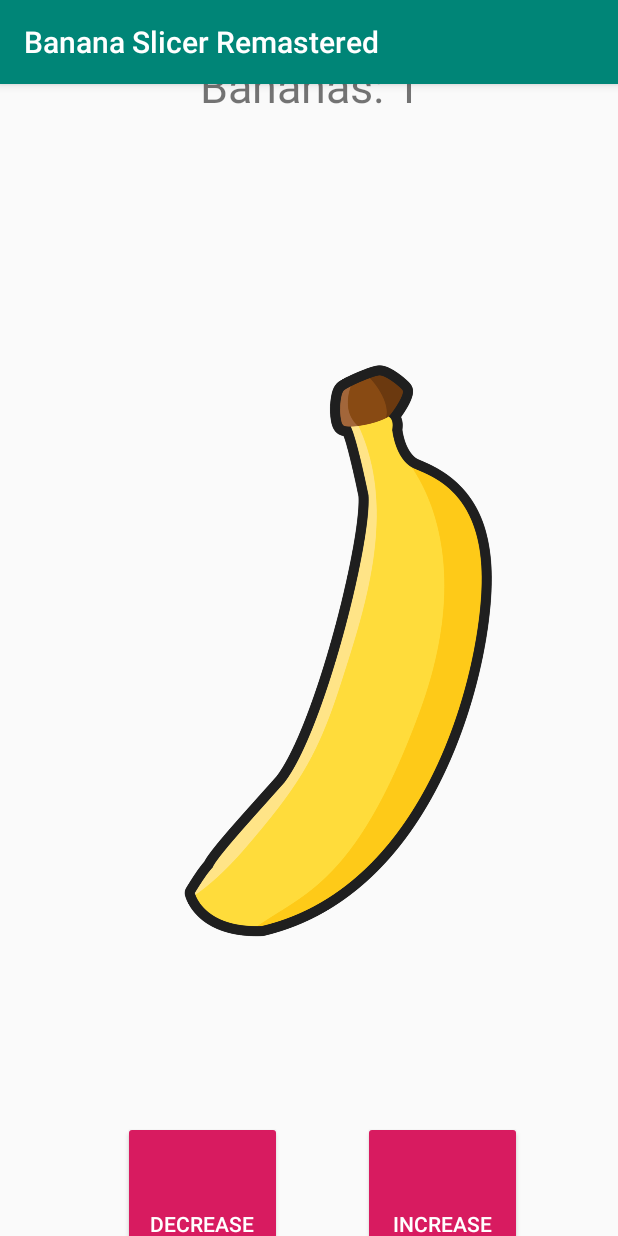
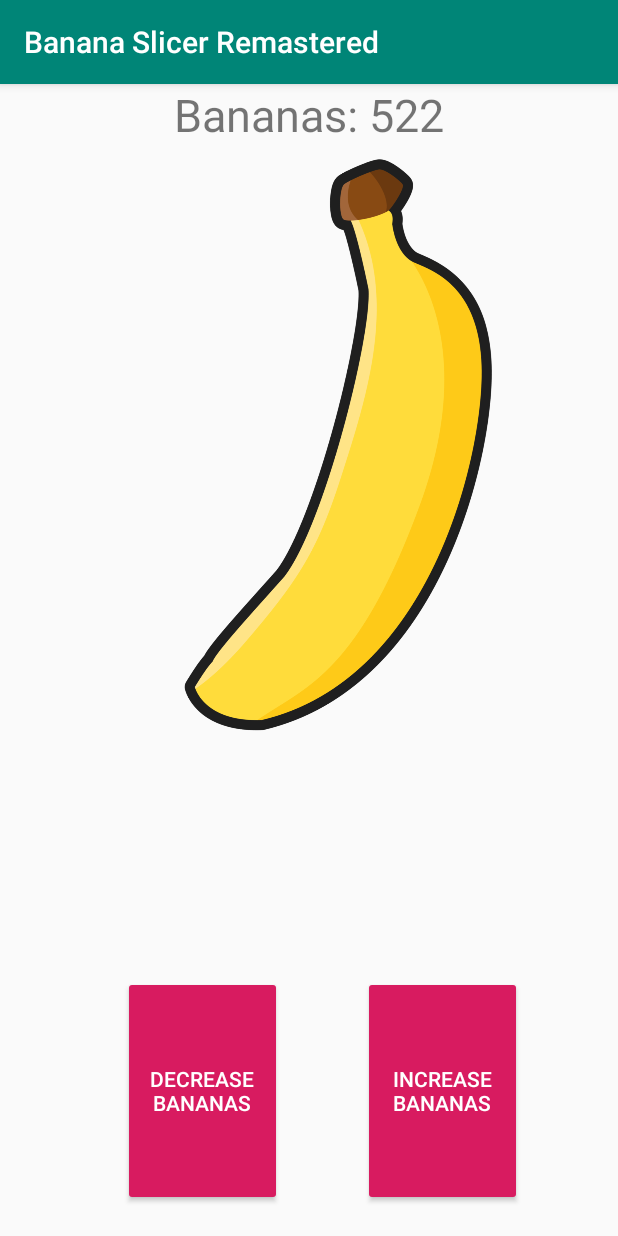
Before and after one commit to omsamara/BananaSlicerRemastered, an Android app: the screen it shows after launch (MainActivity), after a tap on "INCREASE BANANAS", on a phone screen of 412 x 824 dp. Run offline under Robolectric (Android 15) with nearby library versions, the phone set to English and light mode, and no system bars; our stand-ins replace data binding.

Commit message:
Added passive bananas with fixedRateTimer + cleaned UI a little bit

```diff
--- a/app/src/main/java/com/bman/bananaslicerremastered/ui/BananaViewModel.kt
+++ b/app/src/main/java/com/bman/bananaslicerremastered/ui/BananaViewModel.kt
@@ -1,8 +1,11 @@
 package com.bman.bananaslicerremastered.ui
 
+import android.os.Handler
+import android.os.Looper
 import androidx.lifecycle.LiveData
 import androidx.lifecycle.MutableLiveData
 import androidx.lifecycle.ViewModel
+import kotlin.concurrent.fixedRateTimer
 
 /**
  * The Model's purpose is to represent (or model) your business domain. Therefore, business logic by definition goes in the Model, not the ViewModel.
@@ -19,11 +22,22 @@ class BananaViewModel()
     val bananas: LiveData<Long>
         get() = _bananas
 
-    fun increaseBananas() {
-        _bananas.value = (_bananas.value)?.plus(1)
+    private val fixedRateTimer = fixedRateTimer(name = "", initialDelay =  0, period = 200) {
+        Handler(Looper.getMainLooper()).post{
+            increaseBananas(1)
+        }
+    }
+
+    fun increaseBananas(delta: Int) {
+        _bananas.value = (_bananas.value)?.plus(delta)
     }
 
     fun decreaseBananas() {
         _bananas.value = (_bananas.value)?.minus(1)
     }
+
+    override fun onCleared() {
+        fixedRateTimer.cancel()
+        fixedRateTimer.purge()
+    }
 }
--- a/app/src/main/java/com/bman/bananaslicerremastered/ui/MainActivity.kt
+++ b/app/src/main/java/com/bman/bananaslicerremastered/ui/MainActivity.kt
@@ -26,8 +26,8 @@ class MainActivity : AppCompatActivity() {
 
         mBinding.viewModel = viewModel
 
-        button_add_quote.setOnClickListener {
-            viewModel.increaseBananas()
+        btnIncreaseBananas.setOnClickListener {
+            viewModel.increaseBananas(500)
         }
 
         decrease_bananas.setOnClickListener {
--- a/app/src/main/res/layout/main_activity.xml
+++ b/app/src/main/res/layout/main_activity.xml
@@ -13,33 +13,41 @@
         android:layout_height="match_parent"
         tools:context=".ui.MainActivity">
 
+        <TextView
+            android:id="@+id/bananasText"
+            android:layout_width="wrap_content"
+            android:layout_height="wrap_content"
+            android:text="@{`Bananas: ` + viewModel.bananas}"
+            android:textSize="30sp"
+            app:layout_constraintStart_toStartOf="parent"
+            app:layout_constraintEnd_toEndOf="parent"
+            app:layout_constraintTop_toTopOf="parent"/>
 
         <ImageView
-            android:id="@+id/textView_quotes"
-            android:layout_width="match_parent"
-            android:layout_height="0dp"
-            android:contentDescription="Banana Image"
+            android:id="@+id/bananaImage"
+            android:layout_width="wrap_content"
+            android:layout_height="wrap_content"
             android:src="@drawable/rotated_banana"
-            app:layout_constraintBottom_toBottomOf="parent"
+            android:adjustViewBounds="true"
             app:layout_constraintEnd_toEndOf="parent"
             app:layout_constraintHorizontal_bias="0.0"
             app:layout_constraintStart_toStartOf="parent"
-            app:layout_constraintTop_toTopOf="parent"
-            app:layout_constraintVertical_bias="0.0" />
+            app:layout_constraintTop_toBottomOf="@id/bananasText"
+            android:contentDescription="TODO" />
 
         <Button
-            android:id="@+id/button_add_quote"
+            android:id="@+id/btnIncreaseBananas"
             android:layout_width="106dp"
             android:layout_height="153dp"
-            android:layout_marginTop="8dp"
             android:layout_marginEnd="64dp"
             android:layout_marginRight="64dp"
+            android:layout_marginBottom="20dp"
             android:backgroundTint="?colorAccent"
             android:text="Increase Bananas"
             android:textColor="@android:color/white"
             app:layout_constraintBottom_toBottomOf="parent"
             app:layout_constraintEnd_toEndOf="parent"
-            app:layout_constraintTop_toBottomOf="@id/textView_quotes"
+            app:layout_constraintTop_toBottomOf="@+id/bananaImage"
             app:layout_constraintVertical_bias="1.0"
             app:layout_constraintWidth_percent="0.25" />
 
@@ -50,28 +58,15 @@
             android:layout_marginTop="8dp"
             android:layout_marginEnd="224dp"
             android:layout_marginRight="224dp"
+            android:layout_marginBottom="20dp"
+            android:backgroundTint="?colorAccent"
             android:text="Decrease Bananas"
-            android:backgroundTint="?colorAccent"
             android:textColor="@android:color/white"
             app:layout_constraintBottom_toBottomOf="parent"
             app:layout_constraintEnd_toEndOf="parent"
-            app:layout_constraintTop_toBottomOf="@id/textView_quotes"
+            app:layout_constraintTop_toBottomOf="@+id/bananaImage"
             app:layout_constraintVertical_bias="1.0"
             app:layout_constraintWidth_percent="0.25" />
 
-        <TextView
-            android:id="@+id/textView"
-            android:layout_width="410dp"
-            android:layout_height="87dp"
-            android:gravity="center"
-            android:text="@{`Bananas: ` + viewModel.bananas}"
-            android:textSize="30sp"
-            android:layout_marginTop="40dp"
-            app:layout_constraintBottom_toTopOf="@+id/textView_quotes"
-            app:layout_constraintHorizontal_bias="1.0"
-            app:layout_constraintLeft_toLeftOf="parent"
-            app:layout_constraintRight_toRightOf="parent"
-            app:layout_constraintTop_toTopOf="parent"
-            app:layout_constraintVertical_bias="0.218" />
     </androidx.constraintlayout.widget.ConstraintLayout>
 </layout>
```
